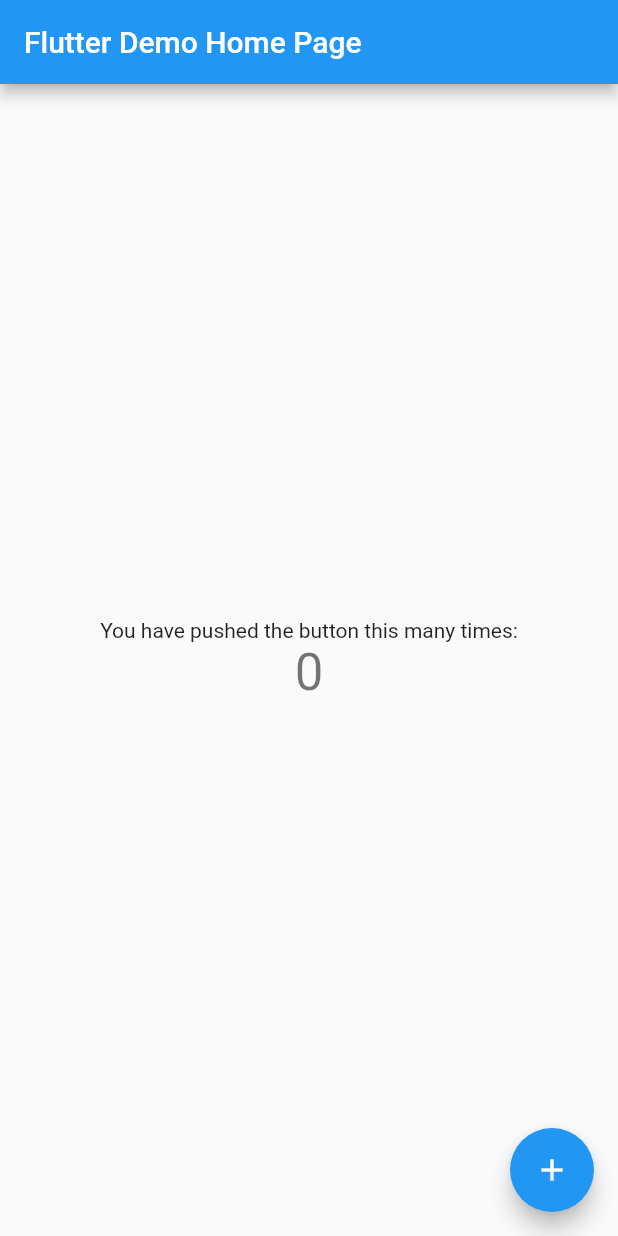
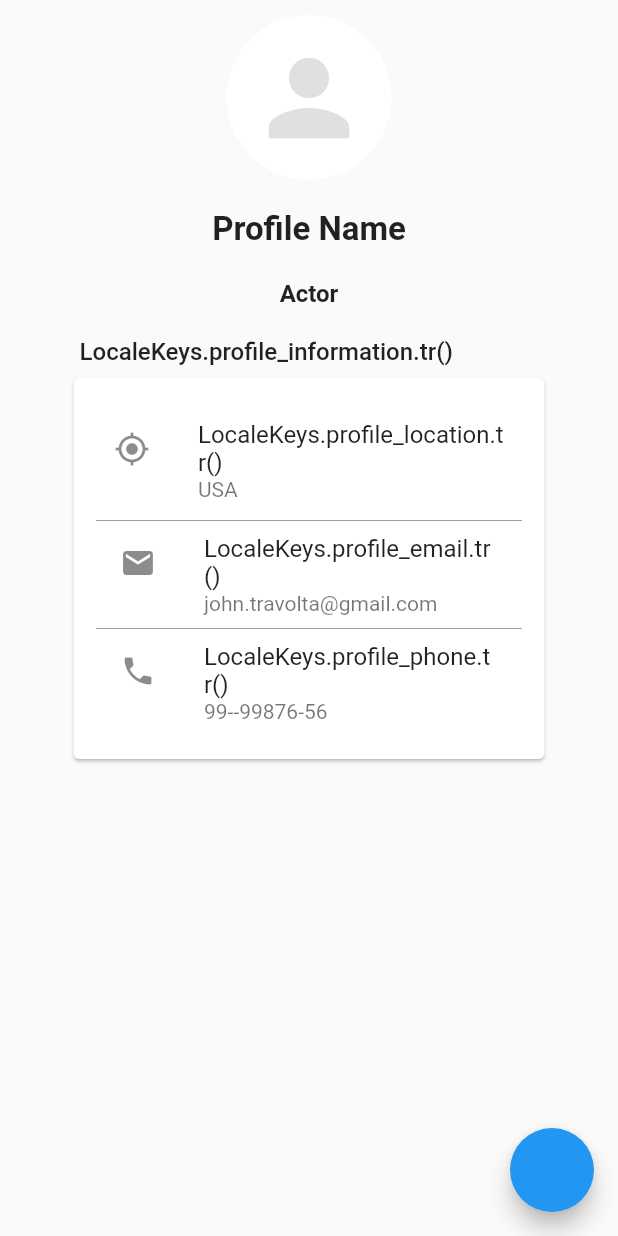
Before and after one commit to Firat-Gulec/rxs_profileview_fg, a Flutter app: the screen it shows after launch, on a phone screen of 412 x 824 dp. Run offline on Flutter 3.47's test engine with Material 2 defaults, Android fonts, the phone set to English and light mode, and no system bars.

Commit message:
let's Starting profile_view

```diff
--- /dev/null
+++ b/lib/constants.dart
@@ -0,0 +1,47 @@
+import 'package:flutter/material.dart';
+
+
+const kSpacingUnit = 10;
+
+const kDarkPrimaryColor = Color(0xFF212121);
+const kDarkSecondaryColor = Color(0xFF373737);
+const kLightPrimaryColor = Color(0xFFFFFFFF);
+const kLightSecondaryColor = Color(0xFFF3F7FB);
+const kAccentColor = Color(0xFFFFC107);
+
+
+
+
+final kDarkTheme = ThemeData(
+  brightness: Brightness.dark,
+  fontFamily: 'SFProText',
+  primaryColor: kDarkPrimaryColor,
+  canvasColor: kDarkPrimaryColor,
+  backgroundColor: kDarkSecondaryColor,
+  accentColor: kAccentColor,
+  iconTheme: ThemeData.dark().iconTheme.copyWith(
+        color: kLightSecondaryColor,
+      ),
+  textTheme: ThemeData.dark().textTheme.apply(
+        fontFamily: 'SFProText',
+        bodyColor: kLightSecondaryColor,
+        displayColor: kLightSecondaryColor,
+      ),
+);
+
+final kLightTheme = ThemeData(
+  brightness: Brightness.light,
+  fontFamily: 'SFProText',
+  primaryColor: kLightPrimaryColor,
+  canvasColor: kLightPrimaryColor,
+  backgroundColor: kLightSecondaryColor,
+  accentColor: kAccentColor,
+  iconTheme: ThemeData.light().iconTheme.copyWith(
+        color: kDarkSecondaryColor,
+      ),
+  textTheme: ThemeData.light().textTheme.apply(
+        fontFamily: 'SFProText',
+        bodyColor: kDarkSecondaryColor,
+        displayColor: kDarkSecondaryColor,
+      ),
+);
--- a/lib/main.dart
+++ b/lib/main.dart
@@ -1,115 +1,13 @@
 import 'package:flutter/material.dart';
+import 'package:rxs_profileview_fg/profile_view.dart';
 
-void main() {
-  runApp(const MyApp());
-}
+void main() => runApp(MyApp());
 
 class MyApp extends StatelessWidget {
-  const MyApp({Key? key}) : super(key: key);
-
-  // This widget is the root of your application.
   @override
   Widget build(BuildContext context) {
     return MaterialApp(
-      title: 'Flutter Demo',
-      theme: ThemeData(
-        // This is the theme of your application.
-        //
-        // Try running your application with "flutter run". You'll see the
-        // application has a blue toolbar. Then, without quitting the app, try
-        // changing the primarySwatch below to Colors.green and then invoke
-        // "hot reload" (press "r" in the console where you ran "flutter run",
-        // or simply save your changes to "hot reload" in a Flutter IDE).
-        // Notice that the counter didn't reset back to zero; the application
-        // is not restarted.
-        primarySwatch: Colors.blue,
-      ),
-      home: const MyHomePage(title: 'Flutter Demo Home Page'),
-    );
+      debugShowCheckedModeBanner: false,
+      home: ProfileView());
   }
 }
-
-class MyHomePage extends StatefulWidget {
-  const MyHomePage({Key? key, required this.title}) : super(key: key);
-
-  // This widget is the home page of your application. It is stateful, meaning
-  // that it has a State object (defined below) that contains fields that affect
-  // how it looks.
-
-  // This class is the configuration for the state. It holds the values (in this
-  // case the title) provided by the parent (in this case the App widget) and
-  // used by the build method of the State. Fields in a Widget subclass are
-  // always marked "final".
-
-  final String title;
-
-  @override
-  State<MyHomePage> createState() => _MyHomePageState();
-}
-
-class _MyHomePageState extends State<MyHomePage> {
-  int _counter = 0;
-
-  void _incrementCounter() {
-    setState(() {
-      // This call to setState tells the Flutter framework that something has
-      // changed in this State, which causes it to rerun the build method below
-      // so that the display can reflect the updated values. If we changed
-      // _counter without calling setState(), then the build method would not be
-      // called again, and so nothing would appear to happen.
-      _counter++;
-    });
-  }
-
-  @override
-  Widget build(BuildContext context) {
-    // This method is rerun every time setState is called, for instance as done
-    // by the _incrementCounter method above.
-    //
-    // The Flutter framework has been optimized to make rerunning build methods
-    // fast, so that you can just rebuild anything that needs updating rather
-    // than having to individually change instances of widgets.
-    return Scaffold(
-      appBar: AppBar(
-        // Here we take the value from the MyHomePage object that was created by
-        // the App.build method, and use it to set our appbar title.
-        title: Text(widget.title),
-      ),
-      body: Center(
-        // Center is a layout widget. It takes a single child and positions it
-        // in the middle of the parent.
-        child: Column(
-          // Column is also a layout widget. It takes a list of children and
-          // arranges them vertically. By default, it sizes itself to fit its
-          // children horizontally, and tries to be as tall as its parent.
-          //
-          // Invoke "debug painting" (press "p" in the console, choose the
-          // "Toggle Debug Paint" action from the Flutter Inspector in Android
-          // Studio, or the "Toggle Debug Paint" command in Visual Studio Code)
-          // to see the wireframe for each widget.
-          //
-          // Column has various properties to control how it sizes itself and
-          // how it positions its children. Here we use mainAxisAlignment to
-          // center the children vertically; the main axis here is the vertical
-          // axis because Columns are vertical (the cross axis would be
-          // horizontal).
-          mainAxisAlignment: MainAxisAlignment.center,
-          children: <Widget>[
-            const Text(
-              'You have pushed the button this many times:',
-            ),
-            Text(
-              '$_counter',
-              style: Theme.of(context).textTheme.headline4,
-            ),
-          ],
-        ),
-      ),
-      floatingActionButton: FloatingActionButton(
-        onPressed: _incrementCounter,
-        tooltip: 'Increment',
-        child: const Icon(Icons.add),
-      ), // This trailing comma makes auto-formatting nicer for build methods.
-    );
-  }
-}
--- /dev/null
+++ b/lib/profile_view.dart
@@ -0,0 +1,183 @@
+import 'package:flutter/material.dart';
+
+class ProfileView extends StatefulWidget {
+
+
+  const ProfileView({super.key});
+
+  @override
+  State<ProfileView> createState() => _ProfileViewState();
+}
+
+
+class _ProfileViewState extends
+State<ProfileView> {
+  @override
+  Widget build(BuildContext context) {
+    return Scaffold(
+      floatingActionButton: FloatingActionButton(
+        onPressed: () {
+
+        },
+      ),
+        body: SingleChildScrollView(
+        child: Stack(
+          children: [
+           /* const SizedBox(
+              height: 100,
+              child: HeaderWidget(100, false, Icons.house_rounded),
+            ), */
+            Container(
+              alignment: Alignment.center,
+              margin: const EdgeInsets.fromLTRB(25, 10, 25, 10),
+              padding: const EdgeInsets.fromLTRB(10, 0, 10, 0),
+              child: Column(
+                children: [
+                  Container(
+                    padding: const EdgeInsets.all(10),
+                    decoration: BoxDecoration(
+                      borderRadius: BorderRadius.circular(100),
+                      border: Border.all(width: 5, color: Colors.white),
+                      color: Colors.white,
+                    ),
+                    child: Icon(
+                      Icons.person,
+                      size: 80,
+                      color: Colors.grey.shade300,
+                    ),
+                  ),
+                  const SizedBox(
+                    height: 20,
+                  ),
+                  Text(
+                    'Profile Name',
+                    style: const TextStyle(
+                        fontSize: 22, fontWeight: FontWeight.bold),
+                  ),
+                  const SizedBox(
+                    height: 20,
+                  ),
+                  const Text(
+                    'Actor',
+                    style: TextStyle(fontSize: 16, fontWeight: FontWeight.bold),
+                  ),
+                  const SizedBox(
+                    height: 10,
+                  ),
+                  Container(
+                    padding: const EdgeInsets.all(10),
+                    child: Column(
+                      children: <Widget>[
+                        Container(
+                          padding:
+                              const EdgeInsets.only(left: 8.0, bottom: 4.0),
+                          alignment: Alignment.topLeft,
+                          child: Text(
+                            'LocaleKeys.profile_information.tr()',
+                            style: const TextStyle(
+                              fontWeight: FontWeight.w500,
+                              fontSize: 16,
+                            ),
+                            textAlign: TextAlign.left,
+                          ),
+                        ),
+                        Card(
+                          child: Container(
+                            alignment: Alignment.topLeft,
+                            padding: const EdgeInsets.all(15),
+                            child: Column(
+                              children: <Widget>[
+                                Column(
+                                  children: <Widget>[
+                                    ...ListTile.divideTiles(
+                                      color: Colors.grey,
+                                      tiles: [
+                                        ListTile(
+                                          contentPadding:
+                                              const EdgeInsets.symmetric(
+                                                  horizontal: 12, vertical: 4),
+                                          leading:
+                                              const Icon(Icons.my_location),
+                                          title: Text(
+                                              'LocaleKeys.profile_location.tr()'),
+                                          subtitle: const Text("USA"),
+                                        ),
+                                        ListTile(
+                                          leading: const Icon(Icons.email),
+                                          title: Text(
+                                              'LocaleKeys.profile_email.tr()'),
+                                          subtitle: const Text(
+                                              "john.travolta@gmail.com"),
+                                        ),
+                                        ListTile(
+                                          leading: const Icon(Icons.phone),
+                                          title: Text(
+                                              'LocaleKeys.profile_phone.tr()'),
+                                          subtitle: const Text("99--99876-56"),
+                                        ),
+                                     /*   enforcer.enforce([
+                                          userModel?.name,
+                                          'data1',
+                                          'read'
+                                        ])
+                                            ? ListTile(
+                                                leading:
+                                                    const Icon(Icons.person),
+                                                title: Text(LocaleKeys
+                                                    .profile_about
+                                                    .tr()),
+                                                subtitle: const Text(
+                                                    "This is Alice's data"),
+                                              )
+                                            : ListTile(
+                                                leading:
+                                                    const Icon(Icons.person),
+                                                title: Text(LocaleKeys
+                                                    .profile_about
+                                                    .tr()),
+                                                subtitle: const Text(
+                                                    "You're not authorized to view this page"),
+                                              ),
+                                        enforcer.enforce([
+                                          userModel?.name,
+                                          'data2',
+                                          'read'
+                                        ])
+                                            ? ListTile(
+                                                leading:
+                                                    const Icon(Icons.person),
+                                                title: Text(LocaleKeys
+                                                    .profile_about
+                                                    .tr()),
+                                                subtitle: const Text(
+                                                    "This is Bob's data"),
+                                              )
+                                            : ListTile(
+                                                leading:
+                                                    const Icon(Icons.person),
+                                                title: Text(LocaleKeys
+                                                    .profile_about
+                                                    .tr()),
+                                                subtitle: const Text(
+                                                    "You're not authorized to view this page"),
+                                              ),*/
+                                      ],
+                                    ),
+                                  ],
+                                )
+                              ],
+                            ),
+                          ),
+                        )
+                      ],
+                    ),
+                  )
+                ],
+              ),
+            )
+          ],
+        ),
+      ),
+    );
+  }
+}
--- a/pubspec.yaml
+++ b/pubspec.yaml
@@ -27,6 +27,7 @@
 # the latest version available on pub.dev. To see which dependencies have newer
 # versions available, run `flutter pub outdated`.
 dependencies:
+  animated_theme_switcher: ^2.0.6
   flutter:
     sdk: flutter
 
```
Also changed, not shown: pubspec.lock, 1 other file.
